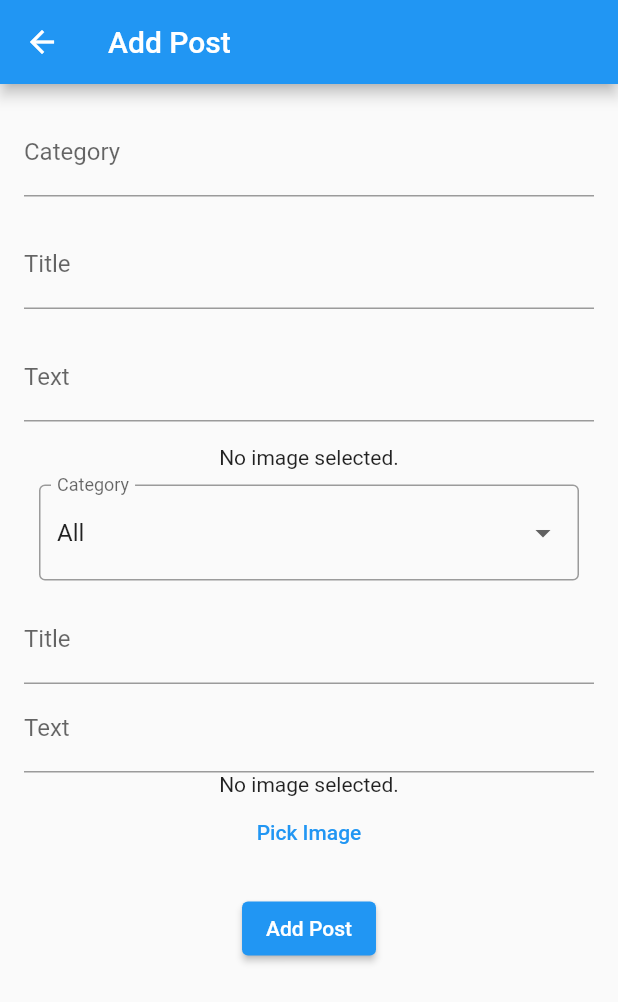
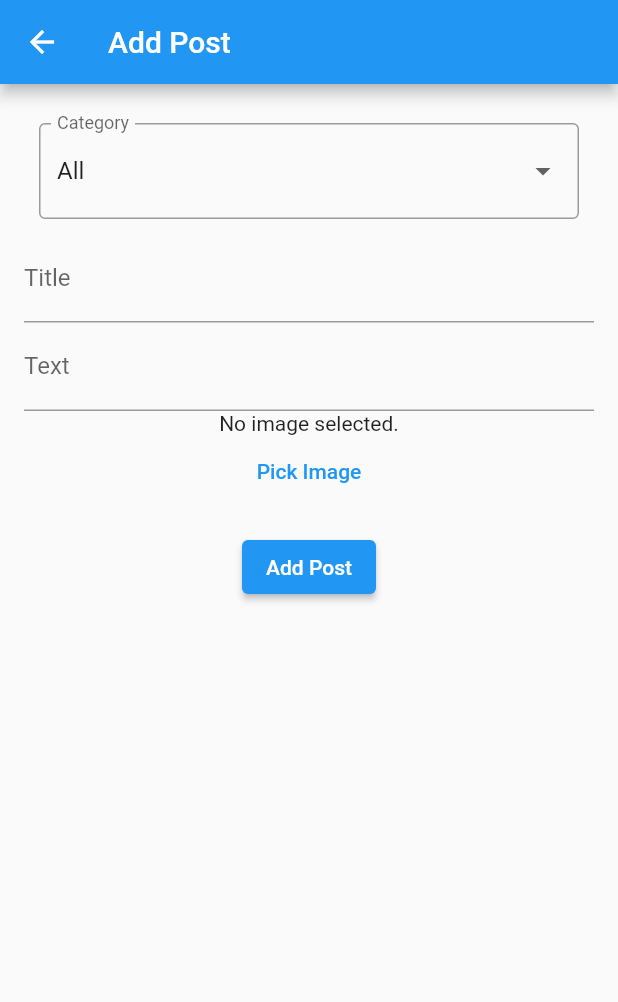
Before and after one commit to kalmuroth/flutter-mobidit-m1-iot, a Flutter app: the AddPostPage screen opened by its route, on a phone screen of 412 x 824 dp. Shown: the top 1002 px of the screen. Run offline on Flutter 3.47's test engine with Material 2 defaults, Android fonts, the phone set to English and light mode, and no system bars; our stand-ins replace cached_network_image, firebase_auth, firebase_core, image_picker; accounts and stored records are empty; generated files the repository leaves out were written again.

Commit message:
add post working with base64

```diff
--- a/lib/src/pages/AddPost.dart
+++ b/lib/src/pages/AddPost.dart
@@ -1,11 +1,9 @@
-
 // ignore_for_file: prefer_const_constructors
-
-import 'dart:io';
 
 import 'package:flutter/material.dart';
 import 'package:flutter_mobidit_m1_iot/src/pages/post.dart';
 import 'package:image_picker/image_picker.dart';
+import 'package:cached_network_image/cached_network_image.dart';
 import 'package:http/http.dart' as http;
 import 'dart:convert';
 import 'dart:typed_data'; // Needed for Uint8List
@@ -44,21 +42,18 @@ class _AddPostPageState extends State<AddPostPage> {
     }
   }
 
-
   Future getImage() async {
     final pickedFile = await _picker.pickImage(source: ImageSource.gallery);
 
     setState(() {
       if (pickedFile != null) {
         _image = pickedFile;
-
         _loadImageBytes(pickedFile); // Load the image bytes
       } else {
         print('No image selected.');
       }
     });
   }
-
 
   // Reads the bytes of the image file and updates _imageBytes
   Future<void> _loadImageBytes(XFile image) async {
@@ -91,7 +86,6 @@ class _AddPostPageState extends State<AddPostPage> {
 
   String selectedCategory = '';
 
-
   @override
   Widget build(BuildContext context) {
     return Scaffold(
@@ -102,22 +96,6 @@ class _AddPostPageState extends State<AddPostPage> {
         padding: EdgeInsets.all(16.0),
         child: Column(
           children: [
-            TextFormField(
-              decoration: InputDecoration(labelText: 'Category'),
-            ),
-            SizedBox(height: 16.0),
-            TextFormField(
-              decoration: InputDecoration(labelText: 'Title'),
-            ),
-            SizedBox(height: 16.0),
-            TextFormField(
-              decoration: InputDecoration(labelText: 'Text'),
-              maxLines: null, // Allow multiple lines of text
-            ),
-            SizedBox(height: 16.0),
-            _image == null
-              ? Text('No image selected.')
-              : Image.file(File(_image!.path)),
             Padding(
               padding: EdgeInsets.all(10.0),
               child: DropdownButtonFormField<String>(
@@ -146,14 +124,12 @@ class _AddPostPageState extends State<AddPostPage> {
             _imageBytes == null
               ? Text('No image selected.')
               : Image.memory(_imageBytes!),
-
             TextButton(
               onPressed: getImage,
               child: Text('Pick Image'),
             ),
             SizedBox(height: 16.0),
             ElevatedButton(
-
               onPressed: () async {
                 String title = _titleController.text;
                 String text = _textController.text;
@@ -195,5 +171,4 @@ class _AddPostPageState extends State<AddPostPage> {
 
     return dropdownItems;
   }
-
 }
```
